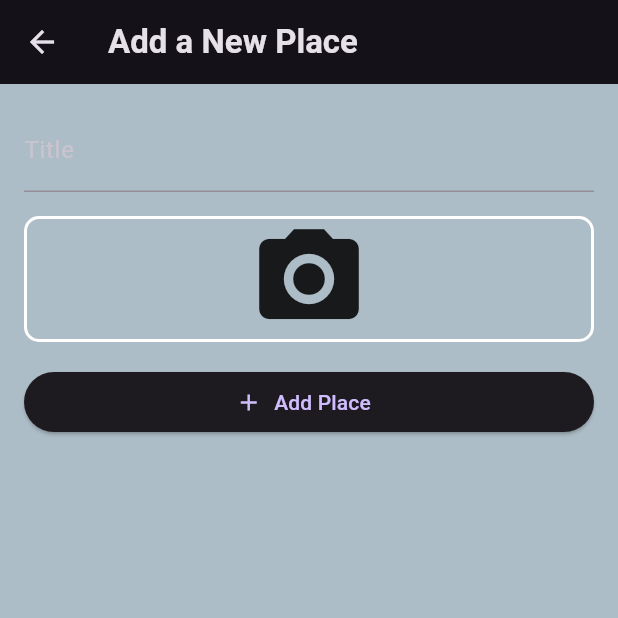
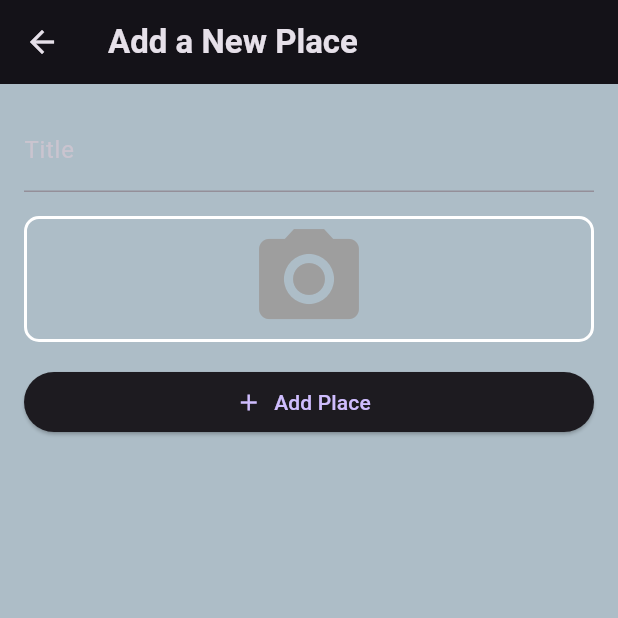
Before and after one commit to piidus/flutter-project, a Flutter app: the AddPlaceScreen screen opened directly, after a tap on the "camera alt" icon, on a phone screen of 412 x 824 dp, the top half of it. Run offline on Flutter 3.47's test engine with Material 3 defaults, Android fonts, the phone set to English and light mode, and no system bars; our stand-ins replace camera, flutter_riverpod, google_fonts, image_picker.

Commit message:
manage web

```diff
--- a/lib/widgets/image_taker.dart
+++ b/lib/widgets/image_taker.dart
@@ -1,11 +1,13 @@
-// import 'dart:io';
+
 import 'package:flutter/foundation.dart';
 import 'package:flutter/material.dart';
 import 'package:image_picker/image_picker.dart';
 import 'package:camera/camera.dart';
+import 'dart:ui' as ui;
+
+import 'package:flutter/rendering.dart';
 
 class ImageTaker extends StatefulWidget {
-  // Correct the type to accept a platform-independent Uint8List
   const ImageTaker({super.key, required this.imageTake});
   final Function(Uint8List pickedImageBytes) imageTake;
 
@@ -14,13 +16,12 @@ class ImageTaker extends StatefulWidget {
 }
 
 class _ImageTakerState extends State<ImageTaker> {
-  // Use XFile to store the picked image, as it's the return type of both methods.
-  XFile? pickedImageFile;
-
-  // CameraController and other variables for web live camera
+  Uint8List? _capturedImageBytes;
   CameraController? cameraController;
   List<CameraDescription> cameras = [];
   bool isCameraInitialized = false;
+
+  final GlobalKey _repaintBoundaryKey = GlobalKey();
 
   @override
   void initState() {
@@ -60,8 +61,12 @@ class _ImageTakerState extends State<ImageTaker> {
     XFile? pickedImage;
 
     if (kIsWeb) {
+      print('kisweb');
+      print('isCameraInitialized: $isCameraInitialized');
+      print('cameraController: $cameraController');
       if (isCameraInitialized && cameraController != null) {
         pickedImage = await cameraController!.takePicture();
+        print('Camera image taken: ${pickedImage.path}');
       }
     } else {
       final imagePicker = ImagePicker();
@@ -72,13 +77,31 @@ class _ImageTakerState extends State<ImageTaker> {
     }
 
     if (pickedImage != null) {
-      // Correctly read bytes and pass to the callback. This is platform-agnostic.
       final imageBytes = await pickedImage.readAsBytes();
       widget.imageTake(imageBytes);
 
       setState(() {
-        pickedImageFile = pickedImage;
+        _capturedImageBytes = imageBytes;
       });
+    }
+  }
+
+  void _takeScreenshot() async {
+    try {
+      RenderRepaintBoundary boundary = _repaintBoundaryKey.currentContext!.findRenderObject() as RenderRepaintBoundary;
+      ui.Image image = await boundary.toImage(pixelRatio: 3.0);
+      ByteData? byteData = await image.toByteData(format: ui.ImageByteFormat.png);
+      Uint8List? pngBytes = byteData?.buffer.asUint8List();
+
+      if (pngBytes != null) {
+        // Use the captured image for preview and pass it to the widget's function.
+        widget.imageTake(pngBytes);
+        setState(() {
+          _capturedImageBytes = pngBytes;
+        });
+      }
+    } catch (e) {
+      print("Screenshot capture failed: $e");
     }
   }
 
@@ -91,31 +114,54 @@ class _ImageTakerState extends State<ImageTaker> {
   @override
   Widget build(BuildContext context) {
     Widget content;
-    if (pickedImageFile != null) {
-      // You must use the bytes to display the image.
-      content = GestureDetector(
-        onTap: imageHandler,
-        child: FutureBuilder<Uint8List>(
-          future: pickedImageFile!.readAsBytes(),
-          builder: (context, snapshot) {
-            if (snapshot.connectionState == ConnectionState.done && snapshot.hasData) {
-              return Image.memory(
-                snapshot.data!,
-                fit: BoxFit.cover,
-                width: double.infinity,
-              );
-            }
-            return const Center(child: CircularProgressIndicator());
-          },
-        ),
-      );
-    } else {
+
     if (kIsWeb && isCameraInitialized) {
-        content = GestureDetector(
-          onTap: imageHandler,
+      content = Column(
+        mainAxisSize: MainAxisSize.min,
+        children: [
+          RepaintBoundary(
+            key: _repaintBoundaryKey,
             child: AspectRatio(
               aspectRatio: cameraController!.value.aspectRatio,
               child: CameraPreview(cameraController!),
+            ),
+          ),
+          const SizedBox(height: 16),
+          GestureDetector(
+            onTap: _takeScreenshot,
+            child: Container(
+              padding: const EdgeInsets.symmetric(horizontal: 24, vertical: 12),
+              decoration: BoxDecoration(
+                color: Colors.blue.shade600,
+                borderRadius: BorderRadius.circular(8),
+                boxShadow: [
+                  BoxShadow(
+                    color: Colors.black.withOpacity(0.2),
+                    spreadRadius: 2,
+                    blurRadius: 5,
+                    offset: const Offset(0, 3),
+                  ),
+                ],
+              ),
+              child: const Text(
+                'Take Screenshot',
+                style: TextStyle(
+                  color: Colors.white,
+                  fontWeight: FontWeight.bold,
+                  fontSize: 16,
+                ),
+              ),
+            ),
+          ),
+        ],
+      );
+    } else if (_capturedImageBytes != null) {
+      content = GestureDetector(
+        onTap: imageHandler,
+        child: Image.memory(
+          _capturedImageBytes!,
+          fit: BoxFit.cover,
+          width: double.infinity,
         ),
       );
     } else {
@@ -124,9 +170,9 @@ class _ImageTakerState extends State<ImageTaker> {
         child: const Icon(
           Icons.camera_alt,
           size: 80,
+          color: Colors.grey,
         ),
       );
-      }
     }
 
     return Container(
@@ -134,7 +180,7 @@ class _ImageTakerState extends State<ImageTaker> {
         border: Border.all(color: Colors.white, width: 2),
         borderRadius: BorderRadius.circular(10),
       ),
-      child: content,
+      child: Center(child: content),
     );
   }
 }
```
Lines whose indentation alone changed are shown as unchanged.
